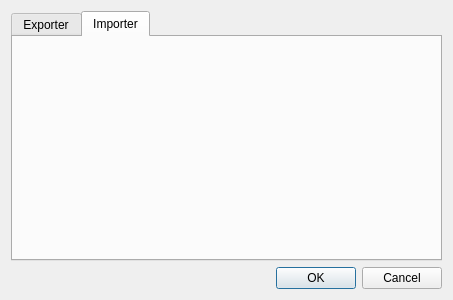
The window that export_to_gpkg_dialog_base.ui (DodoIta/beedip) describes before a commit, drawn with Qt 5.
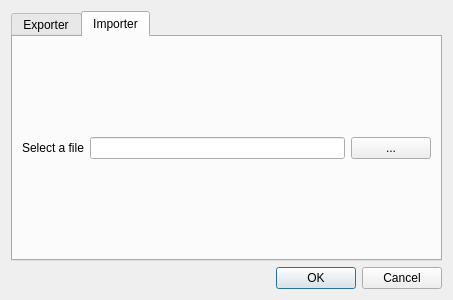
The same window after the commit.

What changed in the file:
```diff
--- a/export_to_gpkg_dialog_base.ui
+++ b/export_to_gpkg_dialog_base.ui
@@ -72,6 +72,33 @@
       <attribute name="title">
        <string>Importer</string>
       </attribute>
+      <layout class="QVBoxLayout" name="verticalLayout_3">
+       <item>
+        <layout class="QHBoxLayout" name="horizontalLayout_3">
+         <item>
+          <widget class="QLabel" name="label_3">
+           <property name="text">
+            <string>Select a file</string>
+           </property>
+          </widget>
+         </item>
+         <item>
+          <widget class="QLineEdit" name="lineEdit_2">
+           <property name="enabled">
+            <bool>true</bool>
+           </property>
+          </widget>
+         </item>
+         <item alignment="Qt::AlignVCenter">
+          <widget class="QPushButton" name="pushButton_2">
+           <property name="text">
+            <string>...</string>
+           </property>
+          </widget>
+         </item>
+        </layout>
+       </item>
+      </layout>
      </widget>
     </widget>
    </item>
```
